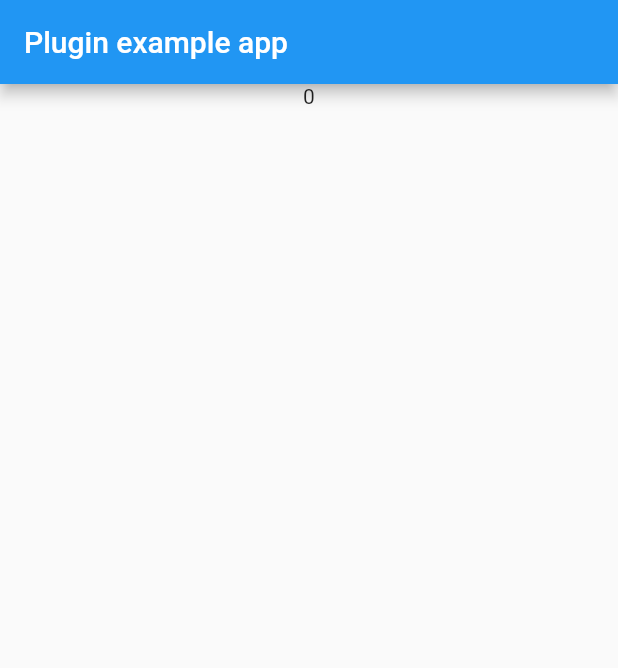
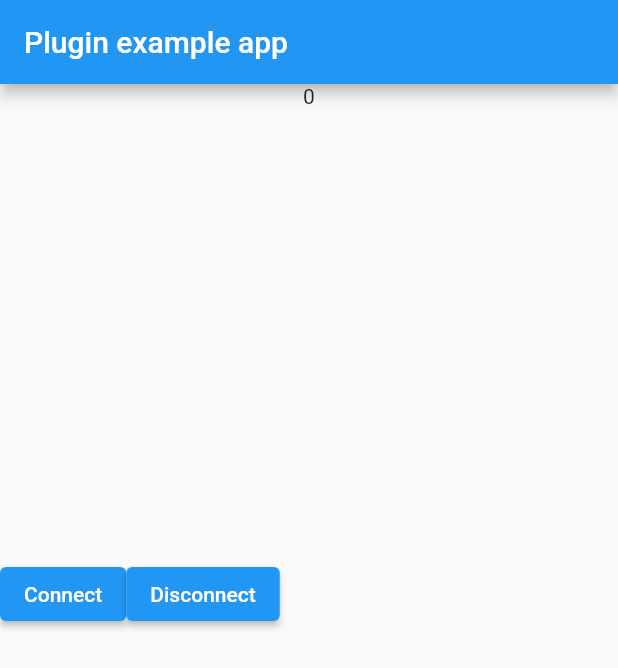
Before and after one commit to akvus/midi_win_plugin, a Flutter app: the screen it shows after launch, on a phone screen of 412 x 824 dp. Shown: the top 668 px of the screen. Run offline on Flutter 3.47's test engine with Material 2 defaults, Android fonts, the phone set to English and light mode, and no system bars; missing offline and left inert: flutter_midi_command, flutter_midi_command_platform_interface.

Commit message:
Added buttons to connect and disconnect a device at example

```diff
--- a/example/lib/main.dart
+++ b/example/lib/main.dart
@@ -64,6 +64,20 @@ class _MyAppState extends State<MyApp> {
                 itemCount: _devices.length,
               ),
             ),
+            Row(
+              children: [
+                ElevatedButton(
+                    onPressed: () {
+                      _midiCommand.connectToDevice(_devices[0]);
+                    },
+                    child: Text("Connect")),
+                ElevatedButton(
+                    onPressed: () {
+                      _midiCommand.disconnectDevice(_devices[0]);
+                    },
+                    child: Text("Disconnect")),
+              ],
+            ),
           ],
         ),
       ),
```
